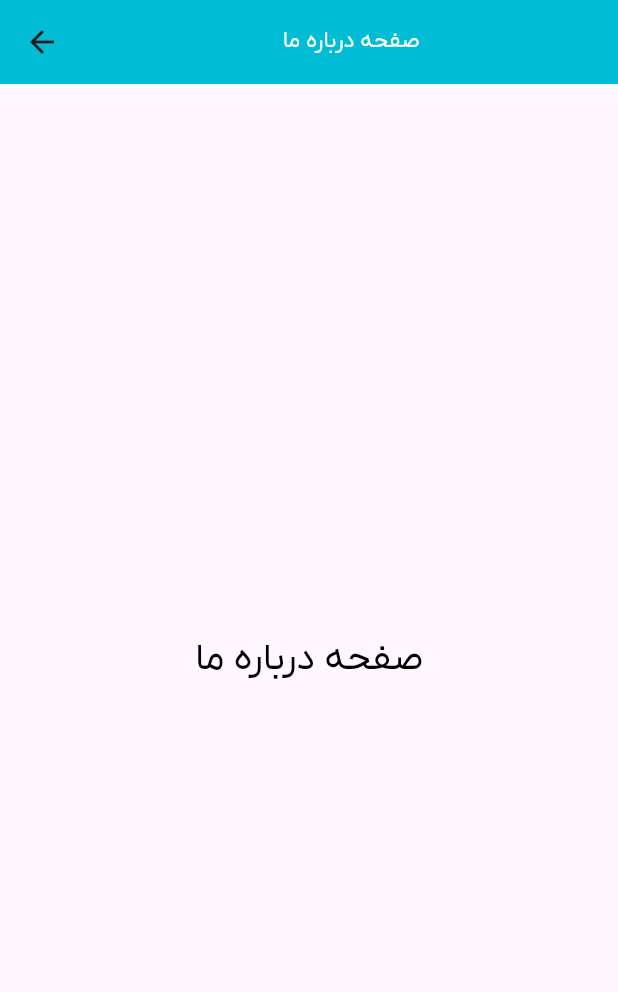
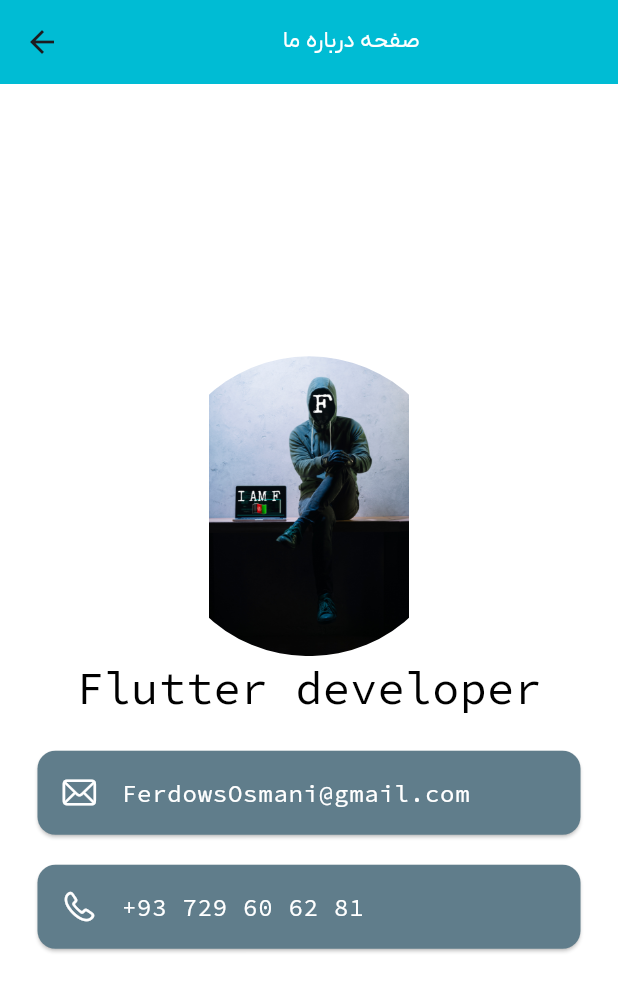
Before and after one commit to Ferdows786/ten_programming_languages, a Flutter app: the aboutPage screen opened directly, on a phone screen of 412 x 824 dp. Shown: the top 992 px of the screen. Run offline on Flutter 3.47's test engine with Material 3 defaults, Android fonts, the phone set to English and light mode, and no system bars.

Commit message:
working on aboutPage

```diff
--- a/lib/main.dart
+++ b/lib/main.dart
@@ -2,7 +2,6 @@ import 'dart:async';
 import 'package:flutter/cupertino.dart';
 import 'package:flutter/material.dart';
 import 'package:url_launcher/url_launcher.dart';
-import 'setstate';
 
 void main(List<String> args) {
   runApp(MyApp());
@@ -541,6 +540,7 @@ class aboutPage extends StatelessWidget {
   @override
   Widget build(BuildContext context) {
     return Scaffold(
+      backgroundColor: Colors.white,
       appBar: AppBar(
         backgroundColor: Colors.cyan,
         title: Center(
@@ -552,10 +552,68 @@ class aboutPage extends StatelessWidget {
         ),
       ),
       body: Center(
-        child: Text(
-          'صفحه درباره ما',
-          style: TextStyle(
-              color: Colors.black, fontSize: 25, fontFamily: 'iranYekan'),
+        child: Column(
+          mainAxisAlignment: MainAxisAlignment.center,
+          children: [
+            Container(
+              width: 200,
+              height: 200,
+              decoration: BoxDecoration(
+                shape: BoxShape.circle,
+              ),
+              child: Align(
+                alignment: Alignment(0, 0.2),
+                child: ClipOval(
+                  child: Image.asset(
+                    'assets/images/I AM F.jpg',
+                    width: 200,
+                    height: 200,
+                  ),
+                ),
+              ),
+            ),
+            Text(
+              'Flutter developer',
+              style: TextStyle(
+                color: Colors.black,
+                fontFamily: 'Source Sans Pro',
+                fontSize: 30,
+              ),
+            ),
+            SizedBox(
+              height: 10,
+            ),
+            Card(
+              color: Colors.blueGrey,
+              margin: EdgeInsets.symmetric(vertical: 10, horizontal: 25),
+              child: ListTile(
+                leading: Icon(
+                  CupertinoIcons.mail,
+                  color: Colors.white,
+                ),
+                title: Text(
+                  'FerdowsOsmani@gmail.com',
+                  style: TextStyle(
+                      color: Colors.white, fontFamily: 'Source Sans Pro'),
+                ),
+              ),
+            ),
+            Card(
+              color: Colors.blueGrey,
+              margin: EdgeInsets.symmetric(vertical: 10, horizontal: 25),
+              child: ListTile(
+                leading: Icon(
+                  CupertinoIcons.phone,
+                  color: Colors.white,
+                ),
+                title: Text(
+                  '+93 729 60 62 81',
+                  style: TextStyle(
+                      color: Colors.white, fontFamily: 'Source Sans Pro'),
+                ),
+              ),
+            ),
+          ],
         ),
       ),
     );
@@ -624,12 +682,7 @@ void changeUsername(context) {
   );
 }
 
-void setState(Null Function() param0) {
-}
-
-
-
-
+void setState(Null Function() param0) {}
 
 void changeProfilePicture(BuildContext context) {
   showDialog(
@@ -673,9 +726,11 @@ void logout(BuildContext context) {
               },
               child: Text('خروج'),
             ),
-            TextButton(onPressed: (){
-                Navigator.pop(context);
-            }, child: Text('انصراف')),
+            TextButton(
+                onPressed: () {
+                  Navigator.pop(context);
+                },
+                child: Text('انصراف')),
           ],
         );
       });
--- a/pubspec.yaml
+++ b/pubspec.yaml
@@ -75,6 +75,7 @@ flutter:
     - assets/images/Swift_11zon.png
     - assets/images/programming_languages.png
     - assets/images/dart.png
+    - assets/images/I AM F.jpg
 
   # An image asset can refer to one or more resolution-specific "variants", see
   # https://flutter.dev/assets-and-images/#resolution-aware
```
Also changed, not shown: assets/images/I AM F.jpg (added).
